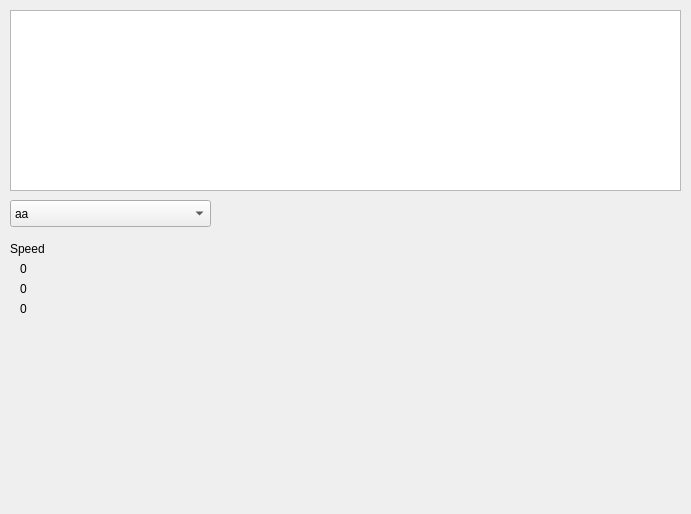
Above: projet/physics/Debugging.ui from LuJu/ProjetMTR before the change. Below: the same form after it.
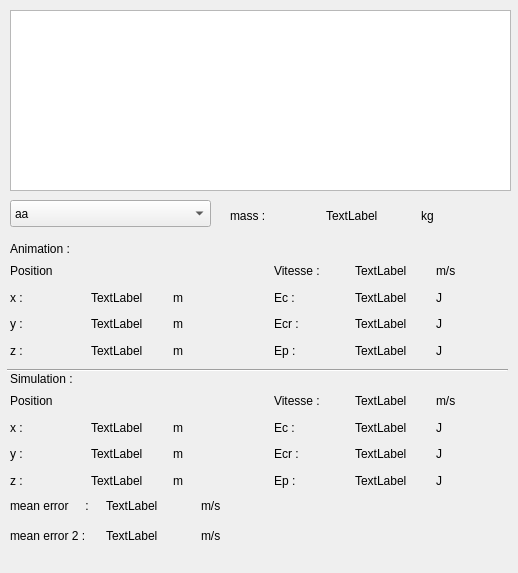
That is the form after the change.

Patch:
```diff
--- a/projet/physics/Debugging.ui
+++ b/projet/physics/Debugging.ui
@@ -6,8 +6,8 @@
    <rect>
     <x>0</x>
     <y>0</y>
-    <width>691</width>
-    <height>514</height>
+    <width>518</width>
+    <height>573</height>
    </rect>
   </property>
   <property name="windowTitle">
@@ -18,7 +18,7 @@
     <rect>
      <x>10</x>
      <y>10</y>
-     <width>671</width>
+     <width>501</width>
      <height>181</height>
     </rect>
    </property>
@@ -43,58 +43,594 @@
     </property>
    </item>
   </widget>
-  <widget class="QLabel" name="speed_label">
+  <widget class="QWidget" name="horizontalLayoutWidget">
    <property name="geometry">
     <rect>
      <x>10</x>
-     <y>240</y>
-     <width>67</width>
-     <height>17</height>
-    </rect>
-   </property>
-   <property name="text">
-    <string>Speed</string>
-   </property>
-  </widget>
-  <widget class="QLabel" name="speed_x">
-   <property name="geometry">
-    <rect>
-     <x>20</x>
      <y>260</y>
-     <width>67</width>
+     <width>501</width>
+     <height>101</height>
+    </rect>
+   </property>
+   <layout class="QHBoxLayout" name="horizontalLayout">
+    <item>
+     <layout class="QHBoxLayout" name="horizontalLayout_2">
+      <item>
+       <layout class="QVBoxLayout" name="verticalLayout_3">
+        <item>
+         <widget class="QLabel" name="animation_speed_label">
+          <property name="text">
+           <string>Position</string>
+          </property>
+         </widget>
+        </item>
+        <item>
+         <widget class="QLabel" name="label">
+          <property name="text">
+           <string>x :</string>
+          </property>
+         </widget>
+        </item>
+        <item>
+         <widget class="QLabel" name="label_2">
+          <property name="text">
+           <string>y :</string>
+          </property>
+         </widget>
+        </item>
+        <item>
+         <widget class="QLabel" name="label_3">
+          <property name="text">
+           <string>z :</string>
+          </property>
+         </widget>
+        </item>
+       </layout>
+      </item>
+      <item>
+       <layout class="QVBoxLayout" name="verticalLayout_2">
+        <item>
+         <widget class="QLabel" name="label_9">
+          <property name="text">
+           <string/>
+          </property>
+         </widget>
+        </item>
+        <item>
+         <widget class="QLabel" name="animation_position_x">
+          <property name="text">
+           <string>TextLabel</string>
+          </property>
+         </widget>
+        </item>
+        <item>
+         <widget class="QLabel" name="animation_position_y">
+          <property name="text">
+           <string>TextLabel</string>
+          </property>
+         </widget>
+        </item>
+        <item>
+         <widget class="QLabel" name="animation_position_z">
+          <property name="text">
+           <string>TextLabel</string>
+          </property>
+         </widget>
+        </item>
+       </layout>
+      </item>
+      <item>
+       <layout class="QVBoxLayout" name="verticalLayout_9">
+        <item>
+         <widget class="QLabel" name="label_17">
+          <property name="text">
+           <string/>
+          </property>
+         </widget>
+        </item>
+        <item>
+         <widget class="QLabel" name="label_18">
+          <property name="text">
+           <string>m</string>
+          </property>
+         </widget>
+        </item>
+        <item>
+         <widget class="QLabel" name="label_19">
+          <property name="text">
+           <string>m</string>
+          </property>
+         </widget>
+        </item>
+        <item>
+         <widget class="QLabel" name="label_20">
+          <property name="text">
+           <string>m</string>
+          </property>
+         </widget>
+        </item>
+       </layout>
+      </item>
+     </layout>
+    </item>
+    <item>
+     <spacer name="verticalSpacer">
+      <property name="orientation">
+       <enum>Qt::Vertical</enum>
+      </property>
+      <property name="sizeHint" stdset="0">
+       <size>
+        <width>20</width>
+        <height>40</height>
+       </size>
+      </property>
+     </spacer>
+    </item>
+    <item>
+     <layout class="QHBoxLayout" name="horizontalLayout_3">
+      <item>
+       <layout class="QVBoxLayout" name="verticalLayout">
+        <item>
+         <widget class="QLabel" name="label_4">
+          <property name="text">
+           <string>Vitesse :</string>
+          </property>
+         </widget>
+        </item>
+        <item>
+         <widget class="QLabel" name="label_5">
+          <property name="text">
+           <string>Ec :</string>
+          </property>
+         </widget>
+        </item>
+        <item>
+         <widget class="QLabel" name="label_6">
+          <property name="text">
+           <string>Ecr :</string>
+          </property>
+         </widget>
+        </item>
+        <item>
+         <widget class="QLabel" name="label_7">
+          <property name="text">
+           <string>Ep :</string>
+          </property>
+         </widget>
+        </item>
+       </layout>
+      </item>
+      <item>
+       <layout class="QVBoxLayout" name="verticalLayout_4">
+        <item>
+         <widget class="QLabel" name="animation_speed">
+          <property name="text">
+           <string>TextLabel</string>
+          </property>
+         </widget>
+        </item>
+        <item>
+         <widget class="QLabel" name="animation_Ke">
+          <property name="text">
+           <string>TextLabel</string>
+          </property>
+         </widget>
+        </item>
+        <item>
+         <widget class="QLabel" name="animation_aKe">
+          <property name="text">
+           <string>TextLabel</string>
+          </property>
+         </widget>
+        </item>
+        <item>
+         <widget class="QLabel" name="animation_Pe">
+          <property name="text">
+           <string>TextLabel</string>
+          </property>
+         </widget>
+        </item>
+       </layout>
+      </item>
+      <item>
+       <layout class="QVBoxLayout" name="verticalLayout_12">
+        <item>
+         <widget class="QLabel" name="label_29">
+          <property name="text">
+           <string>m/s</string>
+          </property>
+         </widget>
+        </item>
+        <item>
+         <widget class="QLabel" name="label_30">
+          <property name="text">
+           <string>J</string>
+          </property>
+         </widget>
+        </item>
+        <item>
+         <widget class="QLabel" name="label_31">
+          <property name="text">
+           <string>J</string>
+          </property>
+         </widget>
+        </item>
+        <item>
+         <widget class="QLabel" name="label_32">
+          <property name="text">
+           <string>J</string>
+          </property>
+         </widget>
+        </item>
+       </layout>
+      </item>
+     </layout>
+    </item>
+   </layout>
+  </widget>
+  <widget class="QLabel" name="animation_label">
+   <property name="geometry">
+    <rect>
+     <x>10</x>
+     <y>240</y>
+     <width>91</width>
      <height>17</height>
     </rect>
    </property>
    <property name="text">
-    <string>0</string>
+    <string>Animation :</string>
    </property>
   </widget>
-  <widget class="QLabel" name="speed_y">
+  <widget class="QWidget" name="horizontalLayoutWidget_4">
    <property name="geometry">
     <rect>
-     <x>20</x>
-     <y>280</y>
-     <width>67</width>
+     <x>10</x>
+     <y>390</y>
+     <width>501</width>
+     <height>101</height>
+    </rect>
+   </property>
+   <layout class="QHBoxLayout" name="horizontalLayout_4">
+    <item>
+     <layout class="QHBoxLayout" name="horizontalLayout_5">
+      <item>
+       <layout class="QVBoxLayout" name="verticalLayout_5">
+        <item>
+         <widget class="QLabel" name="animation_speed_label_2">
+          <property name="text">
+           <string>Position</string>
+          </property>
+         </widget>
+        </item>
+        <item>
+         <widget class="QLabel" name="label_8">
+          <property name="text">
+           <string>x :</string>
+          </property>
+         </widget>
+        </item>
+        <item>
+         <widget class="QLabel" name="label_10">
+          <property name="text">
+           <string>y :</string>
+          </property>
+         </widget>
+        </item>
+        <item>
+         <widget class="QLabel" name="label_11">
+          <property name="text">
+           <string>z :</string>
+          </property>
+         </widget>
+        </item>
+       </layout>
+      </item>
+      <item>
+       <layout class="QVBoxLayout" name="verticalLayout_6">
+        <item>
+         <widget class="QLabel" name="label_12">
+          <property name="text">
+           <string/>
+          </property>
+         </widget>
+        </item>
+        <item>
+         <widget class="QLabel" name="simulation_position_x">
+          <property name="text">
+           <string>TextLabel</string>
+          </property>
+         </widget>
+        </item>
+        <item>
+         <widget class="QLabel" name="simulation_position_y">
+          <property name="text">
+           <string>TextLabel</string>
+          </property>
+         </widget>
+        </item>
+        <item>
+         <widget class="QLabel" name="simulation_position_z">
+          <property name="text">
+           <string>TextLabel</string>
+          </property>
+         </widget>
+        </item>
+       </layout>
+      </item>
+      <item>
+       <layout class="QVBoxLayout" name="verticalLayout_10">
+        <item>
+         <widget class="QLabel" name="label_21">
+          <property name="text">
+           <string/>
+          </property>
+         </widget>
+        </item>
+        <item>
+         <widget class="QLabel" name="label_22">
+          <property name="text">
+           <string>m</string>
+          </property>
+         </widget>
+        </item>
+        <item>
+         <widget class="QLabel" name="label_23">
+          <property name="text">
+           <string>m</string>
+          </property>
+         </widget>
+        </item>
+        <item>
+         <widget class="QLabel" name="label_24">
+          <property name="text">
+           <string>m</string>
+          </property>
+         </widget>
+        </item>
+       </layout>
+      </item>
+     </layout>
+    </item>
+    <item>
+     <spacer name="verticalSpacer_2">
+      <property name="orientation">
+       <enum>Qt::Vertical</enum>
+      </property>
+      <property name="sizeHint" stdset="0">
+       <size>
+        <width>20</width>
+        <height>40</height>
+       </size>
+      </property>
+     </spacer>
+    </item>
+    <item>
+     <layout class="QHBoxLayout" name="horizontalLayout_6">
+      <item>
+       <layout class="QVBoxLayout" name="verticalLayout_7">
+        <item>
+         <widget class="QLabel" name="label_13">
+          <property name="text">
+           <string>Vitesse :</string>
+          </property>
+         </widget>
+        </item>
+        <item>
+         <widget class="QLabel" name="label_14">
+          <property name="text">
+           <string>Ec :</string>
+          </property>
+         </widget>
+        </item>
+        <item>
+         <widget class="QLabel" name="label_15">
+          <property name="text">
+           <string>Ecr :</string>
+          </property>
+         </widget>
+        </item>
+        <item>
+         <widget class="QLabel" name="label_16">
+          <property name="text">
+           <string>Ep :</string>
+          </property>
+         </widget>
+        </item>
+       </layout>
+      </item>
+      <item>
+       <layout class="QVBoxLayout" name="verticalLayout_8">
+        <item>
+         <widget class="QLabel" name="simulation_speed">
+          <property name="text">
+           <string>TextLabel</string>
+          </property>
+         </widget>
+        </item>
+        <item>
+         <widget class="QLabel" name="simulation_Ke">
+          <property name="text">
+           <string>TextLabel</string>
+          </property>
+         </widget>
+        </item>
+        <item>
+         <widget class="QLabel" name="simulation_aKe">
+          <property name="text">
+           <string>TextLabel</string>
+          </property>
+         </widget>
+        </item>
+        <item>
+         <widget class="QLabel" name="simulation_Pe">
+          <property name="text">
+           <string>TextLabel</string>
+          </property>
+         </widget>
+        </item>
+       </layout>
+      </item>
+      <item>
+       <layout class="QVBoxLayout" name="verticalLayout_11">
+        <item>
+         <widget class="QLabel" name="label_25">
+          <property name="text">
+           <string>m/s</string>
+          </property>
+         </widget>
+        </item>
+        <item>
+         <widget class="QLabel" name="label_26">
+          <property name="text">
+           <string>J</string>
+          </property>
+         </widget>
+        </item>
+        <item>
+         <widget class="QLabel" name="label_27">
+          <property name="text">
+           <string>J</string>
+          </property>
+         </widget>
+        </item>
+        <item>
+         <widget class="QLabel" name="label_28">
+          <property name="text">
+           <string>J</string>
+          </property>
+         </widget>
+        </item>
+       </layout>
+      </item>
+     </layout>
+    </item>
+   </layout>
+  </widget>
+  <widget class="QLabel" name="simulation_label">
+   <property name="geometry">
+    <rect>
+     <x>10</x>
+     <y>370</y>
+     <width>91</width>
      <height>17</height>
     </rect>
    </property>
    <property name="text">
-    <string>0</string>
+    <string>Simulation :</string>
    </property>
   </widget>
-  <widget class="QLabel" name="speed_z">
+  <widget class="Line" name="line">
    <property name="geometry">
     <rect>
-     <x>20</x>
-     <y>300</y>
-     <width>67</width>
-     <height>17</height>
+     <x>7</x>
+     <y>360</y>
+     <width>501</width>
+     <height>20</height>
     </rect>
    </property>
-   <property name="text">
-    <string>0</string>
+   <property name="orientation">
+    <enum>Qt::Horizontal</enum>
    </property>
   </widget>
+  <widget class="QWidget" name="horizontalLayoutWidget_2">
+   <property name="geometry">
+    <rect>
+     <x>230</x>
+     <y>200</y>
+     <width>281</width>
+     <height>31</height>
+    </rect>
+   </property>
+   <layout class="QHBoxLayout" name="horizontalLayout_7">
+    <item>
+     <widget class="QLabel" name="label_34">
+      <property name="text">
+       <string>mass :</string>
+      </property>
+     </widget>
+    </item>
+    <item>
+     <widget class="QLabel" name="mass">
+      <property name="text">
+       <string>TextLabel</string>
+      </property>
+     </widget>
+    </item>
+    <item>
+     <widget class="QLabel" name="label_35">
+      <property name="text">
+       <string>kg</string>
+      </property>
+     </widget>
+    </item>
+   </layout>
+  </widget>
+  <widget class="QWidget" name="horizontalLayoutWidget_3">
+   <property name="geometry">
+    <rect>
+     <x>10</x>
+     <y>490</y>
+     <width>281</width>
+     <height>31</height>
+    </rect>
+   </property>
+   <layout class="QHBoxLayout" name="horizontalLayout_8">
+    <item>
+     <widget class="QLabel" name="label_36">
+      <property name="text">
+       <string>mean error     :</string>
+      </property>
+     </widget>
+    </item>
+    <item>
+     <widget class="QLabel" name="mean_error">
+      <property name="text">
+       <string>TextLabel</string>
+      </property>
+     </widget>
+    </item>
+    <item>
+     <widget class="QLabel" name="label_37">
+      <property name="text">
+       <string>m/s</string>
+      </property>
+     </widget>
+    </item>
+   </layout>
+  </widget>
+  <widget class="QWidget" name="horizontalLayoutWidget_5">
+   <property name="geometry">
+    <rect>
+     <x>10</x>
+     <y>520</y>
+     <width>281</width>
+     <height>31</height>
+    </rect>
+   </property>
+   <layout class="QHBoxLayout" name="horizontalLayout_9">
+    <item>
+     <widget class="QLabel" name="label_38">
+      <property name="text">
+       <string>mean error 2 :</string>
+      </property>
+     </widget>
+    </item>
+    <item>
+     <widget class="QLabel" name="mean_error_2">
+      <property name="text">
+       <string>TextLabel</string>
+      </property>
+     </widget>
+    </item>
+    <item>
+     <widget class="QLabel" name="label_39">
+      <property name="text">
+       <string>m/s</string>
+      </property>
+     </widget>
+    </item>
+   </layout>
+  </widget>
  </widget>
  <resources/>
  <connections/>
```
